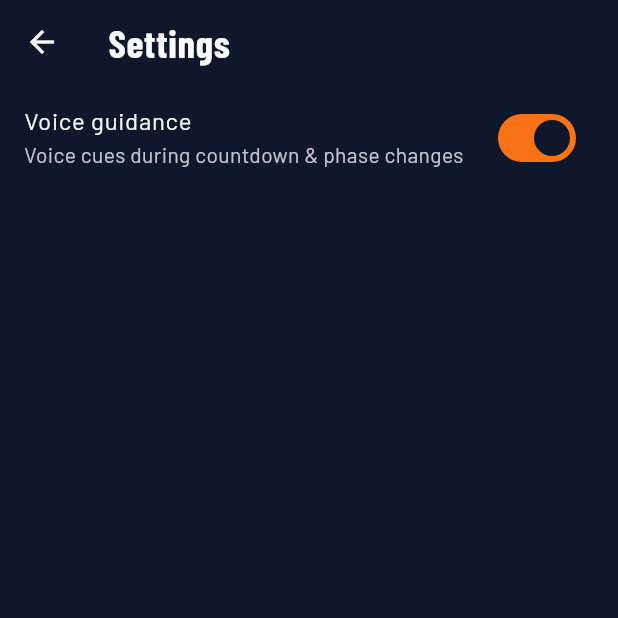
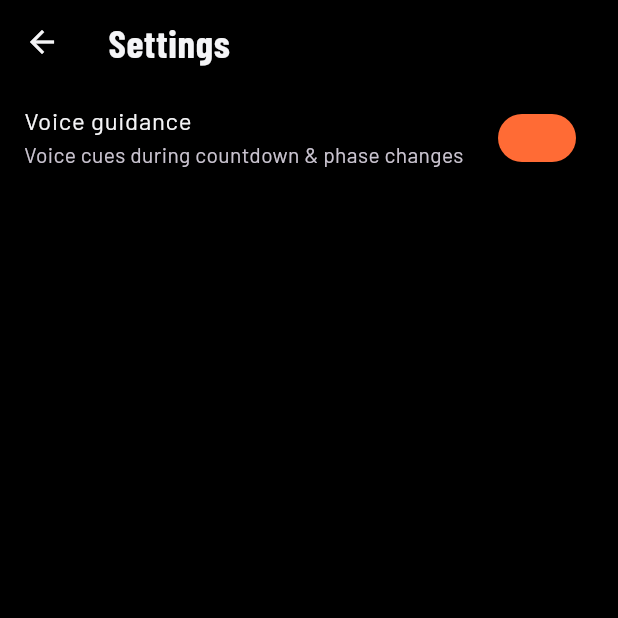
Before and after one commit to hafizhsul/interval-fit, a Flutter app: the screen it shows after launch, after a tap on the "settings" icon, on a phone screen of 412 x 824 dp, the top half of it. Run offline on Flutter 3.47's test engine with Material 3 defaults, Android fonts, the phone set to English and light mode, and no system bars; our stand-ins replace audioplayers, flutter_riverpod, flutter_tts, shared_preferences, sqflite; missing offline and left inert: flutter_background_service; accounts and stored records are empty.

Commit message:
feat(ui): refactor theme to OLED black palette + typography scale

```diff
--- a/lib/shared/theme/app_theme.dart
+++ b/lib/shared/theme/app_theme.dart
@@ -1,33 +1,28 @@
 import 'package:flutter/material.dart';
 
-/// Theme IntervalFit — athletic, high-contrast (PRD NFR aksesibilitas: angka
-/// besar & kontras tinggi, terbaca sambil bergerak). Font Barlow (di-bundle,
-/// bukan google_fonts — app offline-first, tak boleh fetch jaringan).
+import '../design/tokens.dart';
+
 class AppColors {
   AppColors._();
 
-  // Fase — warna fungsional (signaling), bukan dekorasi. Kontras tinggi.
-  /// Fase kerja — merah energik.
-  static const Color work = Color(0xFFE53935);
+  static const Color background = Color(0xFF000000);
+  static const Color surface = Color(0xFF0A0A0B);
+  static const Color surfaceHigh = Color(0xFF15151A);
+  static const Color border = Color(0xFF1F1F26);
+  static const Color onSurface = Color(0xFFF5F5F7);
+  static const Color onSurfaceMute = Color(0xFF8E8E93);
+  static const Color onSurfaceDim = Color(0xFF48484A);
 
-  /// Fase istirahat — biru tenang.
-  static const Color rest = Color(0xFF1E88E5);
+  static const Color primary = Color(0xFFFF6B35);
+  static const Color work = Color(0xFFFF3B30);
+  static const Color rest = Color(0xFF0A84FF);
+  static const Color warmup = Color(0xFFFFD60A);
+  static const Color cooldown = Color(0xFF30D158);
+  static const Color done = Color(0xFF30D158);
+  static const Color destructive = Color(0xFFFF453A);
 
-  /// Warm-up — amber.
-  static const Color warmup = Color(0xFFFB8C00);
-
-  /// Cooldown — teal.
-  static const Color cooldown = Color(0xFF00897B);
-
-  // Brand / surface (design-system: energy orange + success green).
-  static const Color primary = Color(0xFFF97316); // energy orange
-  static const Color accent = Color(0xFF22C55E); // success green (CTA start)
-  static const Color background = Color(0xFF0F172A); // slate-900
-  static const Color surface = Color(0xFF1E293B); // slate-800
-  static const Color border = Color(0xFF334155); // slate-700
-  static const Color onSurface = Color(0xFFF8FAFC); // near-white
-  static const Color muted = Color(0xFF94A3B8); // slate-400 (secondary text)
-  static const Color destructive = Color(0xFFEF4444); // stop/hapus
+  static const Color muted = onSurfaceMute;
+  static const Color accent = done;
 }
 
 class AppTheme {
@@ -41,8 +36,8 @@ class AppTheme {
     final scheme = base.colorScheme.copyWith(
       primary: AppColors.primary,
       onPrimary: AppColors.background,
-      secondary: AppColors.accent,
-      surface: AppColors.surface,
+      secondary: AppColors.done,
+      surface: AppColors.surfaceHigh,
       onSurface: AppColors.onSurface,
       outline: AppColors.border,
     );
@@ -51,9 +46,12 @@ class AppTheme {
       scaffoldBackgroundColor: AppColors.background,
       colorScheme: scheme,
       textTheme: base.textTheme
-          .apply(fontFamily: _sans, bodyColor: AppColors.onSurface, displayColor: AppColors.onSurface)
+          .apply(
+            fontFamily: _sans,
+            bodyColor: AppColors.onSurface,
+            displayColor: AppColors.onSurface,
+          )
           .copyWith(
-            // Angka timer full-screen — condensed, sangat besar, tabular.
             displayLarge: const TextStyle(
               fontFamily: _condensed,
               fontSize: 140,
@@ -62,19 +60,66 @@ class AppTheme {
               color: Colors.white,
               fontFeatures: [FontFeature.tabularFigures()],
             ),
+            displayMedium: const TextStyle(
+              fontFamily: _condensed,
+              fontSize: 64,
+              fontWeight: FontWeight.w700,
+              height: 1.0,
+              color: Colors.white,
+              fontFeatures: [FontFeature.tabularFigures()],
+            ),
+            headlineLarge: const TextStyle(
+              fontFamily: _condensed,
+              fontSize: 32,
+              fontWeight: FontWeight.w700,
+              letterSpacing: 0.5,
+              color: AppColors.onSurface,
+            ),
             headlineMedium: const TextStyle(
               fontFamily: _condensed,
+              fontSize: 24,
               fontWeight: FontWeight.w700,
               letterSpacing: 0.5,
+              color: AppColors.onSurfaceMute,
             ),
-            titleLarge: const TextStyle(fontWeight: FontWeight.w600),
-            labelLarge: const TextStyle(fontWeight: FontWeight.w600, letterSpacing: 0.3),
+            titleLarge: const TextStyle(
+              fontFamily: _sans,
+              fontSize: 20,
+              fontWeight: FontWeight.w600,
+              color: AppColors.onSurface,
+            ),
+            bodyLarge: const TextStyle(
+              fontFamily: _sans,
+              fontSize: 16,
+              fontWeight: FontWeight.w400,
+              color: AppColors.onSurface,
+            ),
+            bodyMedium: const TextStyle(
+              fontFamily: _sans,
+              fontSize: 14,
+              fontWeight: FontWeight.w400,
+              color: AppColors.onSurfaceMute,
+            ),
+            labelLarge: const TextStyle(
+              fontFamily: _sans,
+              fontSize: 14,
+              fontWeight: FontWeight.w600,
+              letterSpacing: 0.5,
+              color: AppColors.onSurface,
+            ),
+            labelSmall: const TextStyle(
+              fontFamily: _sans,
+              fontSize: 12,
+              fontWeight: FontWeight.w600,
+              letterSpacing: 1.0,
+              color: AppColors.onSurfaceMute,
+            ),
           ),
       cardTheme: CardThemeData(
-        color: AppColors.surface,
+        color: AppColors.surfaceHigh,
         elevation: 0,
         shape: RoundedRectangleBorder(
-          borderRadius: BorderRadius.circular(16),
+          borderRadius: BorderRadius.circular(AppRadius.md),
           side: const BorderSide(color: AppColors.border),
         ),
       ),
@@ -82,9 +127,31 @@ class AppTheme {
         style: FilledButton.styleFrom(
           backgroundColor: AppColors.primary,
           foregroundColor: AppColors.background,
-          minimumSize: const Size(0, 52), // >=44pt touch target
-          textStyle: const TextStyle(fontFamily: _sans, fontSize: 17, fontWeight: FontWeight.w600),
-          shape: RoundedRectangleBorder(borderRadius: BorderRadius.circular(14)),
+          minimumSize: const Size(0, 52),
+          textStyle: const TextStyle(
+            fontFamily: _sans,
+            fontSize: 17,
+            fontWeight: FontWeight.w600,
+          ),
+          shape: RoundedRectangleBorder(
+            borderRadius: BorderRadius.circular(AppRadius.sm),
+          ),
+        ),
+      ),
+      inputDecorationTheme: InputDecorationTheme(
+        filled: true,
+        fillColor: AppColors.surfaceHigh,
+        border: OutlineInputBorder(
+          borderRadius: BorderRadius.circular(AppRadius.sm),
+          borderSide: const BorderSide(color: AppColors.border),
+        ),
+        enabledBorder: OutlineInputBorder(
+          borderRadius: BorderRadius.circular(AppRadius.sm),
+          borderSide: const BorderSide(color: AppColors.border),
+        ),
+        focusedBorder: OutlineInputBorder(
+          borderRadius: BorderRadius.circular(AppRadius.sm),
+          borderSide: const BorderSide(color: AppColors.primary, width: 2),
         ),
       ),
       appBarTheme: const AppBarTheme(
@@ -98,6 +165,16 @@ class AppTheme {
           color: AppColors.onSurface,
         ),
       ),
+      switchTheme: SwitchThemeData(
+        thumbColor: WidgetStateProperty.resolveWith((states) {
+          if (states.contains(WidgetState.selected)) return AppColors.primary;
+          return AppColors.onSurfaceDim;
+        }),
+        trackColor: WidgetStateProperty.resolveWith((states) {
+          if (states.contains(WidgetState.selected)) return AppColors.primary;
+          return AppColors.surfaceHigh;
+        }),
+      ),
     );
   }
 }
```
